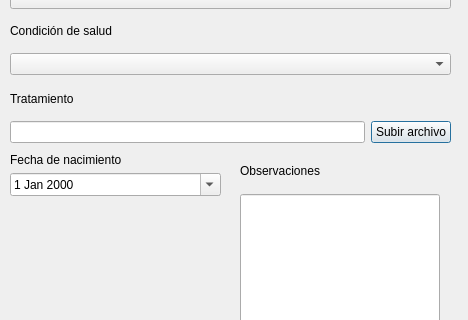
Qt form saludbecerro.ui (Murderd0ll/SDLG_Software_Plantilla) before a commit; both pictures show x 0 to 468 and y 167 to 487 of the 468 by 611 pixel window.
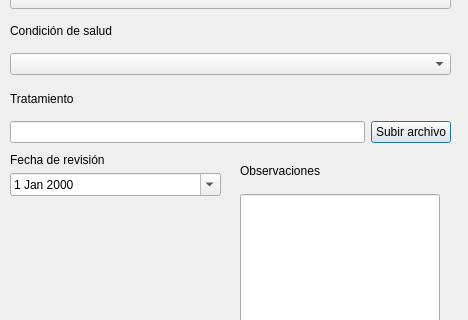
The same form after that commit. Icons and pictures are not drawn.

Patch:
```diff
--- a/saludbecerro.ui
+++ b/saludbecerro.ui
@@ -203,7 +203,7 @@
     <item row="0" column="0">
      <widget class="QLabel" name="label_7">
       <property name="text">
-       <string>Fecha de nacimiento</string>
+       <string>Fecha de revisión</string>
       </property>
      </widget>
     </item>
```
